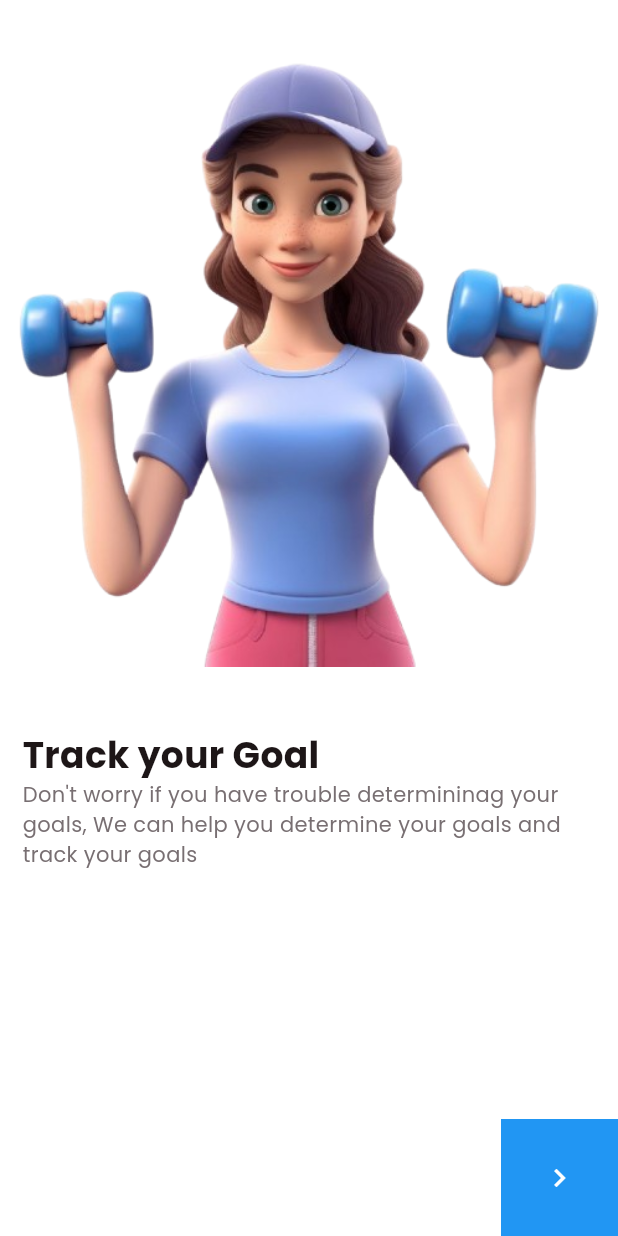
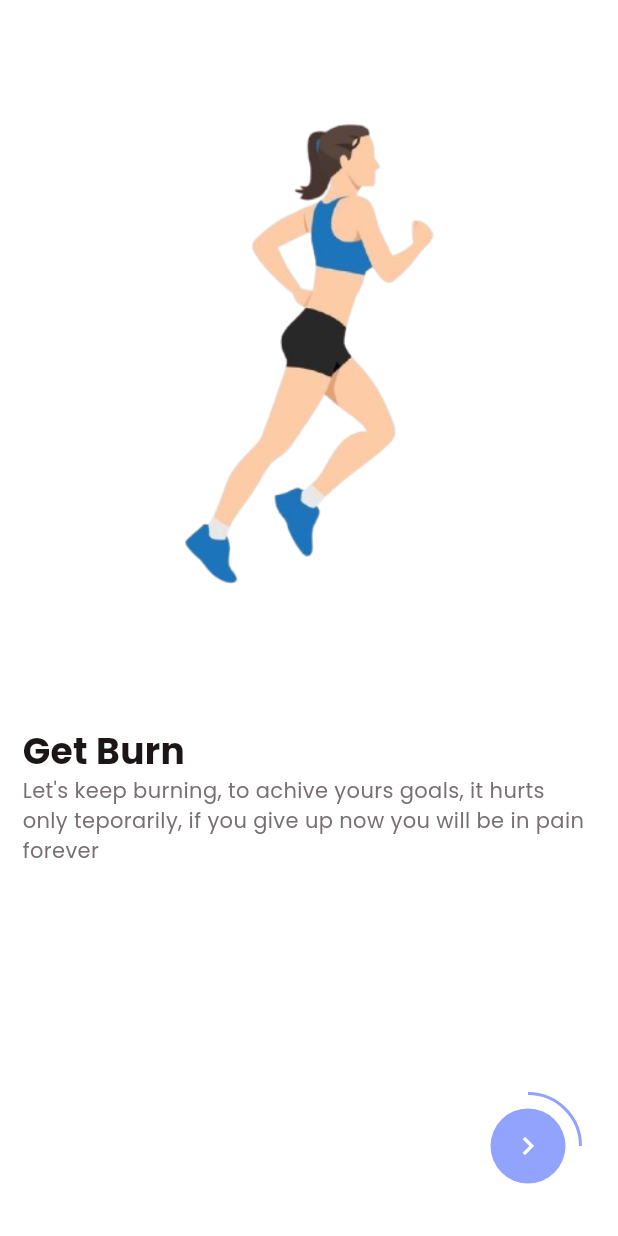
Before and after one commit to sdhaputhanthrie/Fitness-App, a Flutter app: the screen it shows after launch, after a tap on the "navigate next" icon, on a phone screen of 412 x 824 dp. Run offline on Flutter 3.47's test engine with Material 3 defaults, Android fonts, the phone set to English and light mode, and no system bars.

Commit message:
update on boarding view dart

```diff
--- a/lib/view/on_boarding/on_boarding_view.dart
+++ b/lib/view/on_boarding/on_boarding_view.dart
@@ -11,7 +11,20 @@ class OnBoardingView extends StatefulWidget {
 }
 
 class _OnBoardingViewState extends State<OnBoardingView> {
+  int selectPage = 0;
   PageController controller = PageController();
+
+  @override
+  void initState() {
+    super.initState();
+
+    controller.addListener(() {
+      selectPage = controller.page?.round() ?? 0;
+      setState(() {
+        // Update the state to reflect the current page
+      });
+    });
+  }
 
   List pageArr = [
     {
@@ -36,7 +49,7 @@ class _OnBoardingViewState extends State<OnBoardingView> {
       "title": "Improve Sleep\nQuality",
       "subtitle":
           "Improve the quality of your sleep with us, good quality sleep can bring a good mood in the morning",
-      "image": "assets/img/co (4).png",
+      "image": "assets/img/co (5).png",
     },
   ];
 
@@ -55,17 +68,57 @@ class _OnBoardingViewState extends State<OnBoardingView> {
             itemBuilder: (context, index) {
               var pObj = pageArr[index] as Map? ?? {};
               return OnBoardingPage(pObj: pObj);
-            }
+            },
           ),
 
-          Container(
-            padding: const EdgeInsets.symmetric(horizontal: 15, vertical: 15),
-            color: Colors.blue,
-            child: IconButton(icon: Icon(Icons.navigate_next, color: TColor.white,),color: TColor.primaryColor1 , onPressed: (){
+          SizedBox(
+            width: 120,
+            height: 120,
+            child: Stack(
+              alignment: Alignment.center,
+              children: [
 
-            },
+                SizedBox(
+                  width: 70,
+                  height: 70,
+                  child: CircularProgressIndicator(
+                    color:TColor.primaryColor1,
+                    value: selectPage / 4,
+                    strokeWidth: 2,
+                  ),
+                ),
+
+                Container(
+                  margin: const EdgeInsets.symmetric(horizontal: 25, vertical: 25),
+                  width: 50,
+                  height: 50,
+                  decoration: BoxDecoration(
+                    color: TColor.primaryColor1,
+                    borderRadius: BorderRadius.circular(35),
+                  ),
+                  child: IconButton(
+                    icon: Icon(Icons.navigate_next, color: TColor.white),
+                    onPressed: () {
+                      if (selectPage < 3) {
+                        selectPage = selectPage + 1;
+
+                        controller.jumpToPage(selectPage);
+
+                        setState(() {
+
+                        });
+
+
+                      } else {
+                        print("Open Welcome Screen");
+                      }
+                    },
+                  ),
+                ),
+
+              ],
+            ),
           ),
-          )
         ],
       ),
     );
```
